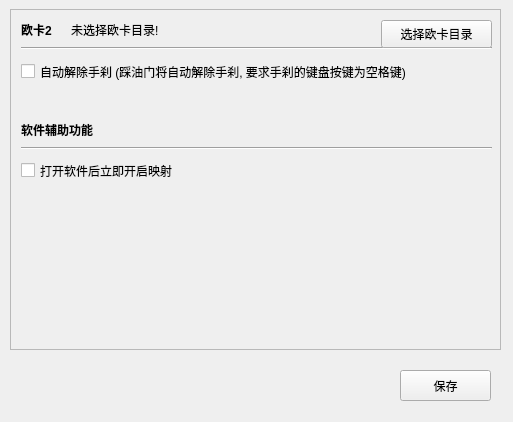
InsistonTan/KeyMappingsTool, file AssistFuncWindow.ui: the form before one commit.
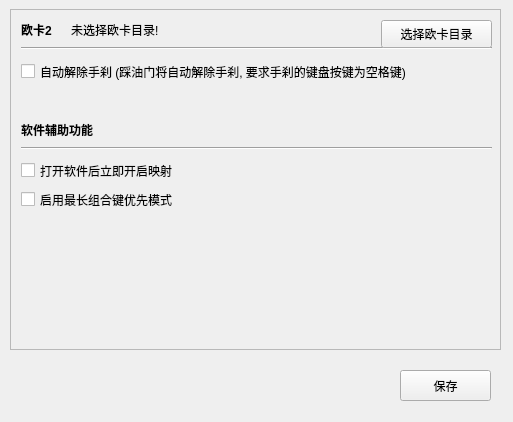
The form after the commit.

Commit message: [update] 添加“启用最长组合键优先模式”选项，更新设置保存与加载逻辑

```diff
--- a/AssistFuncWindow.ui
+++ b/AssistFuncWindow.ui
@@ -155,6 +155,22 @@
        <enum>Qt::Orientation::Horizontal</enum>
       </property>
      </widget>
+     <widget class="QCheckBox" name="checkBox_3">
+      <property name="geometry">
+       <rect>
+        <x>10</x>
+        <y>180</y>
+        <width>491</width>
+        <height>19</height>
+       </rect>
+      </property>
+      <property name="toolTip">
+       <string>组合键按下时只执行组合键映射，不执行对应子键映射</string>
+      </property>
+      <property name="text">
+       <string>启用最长组合键优先模式</string>
+      </property>
+     </widget>
     </widget>
    </widget>
    <widget class="QPushButton" name="pushButton">
```
The commit also changes 2 other files.
